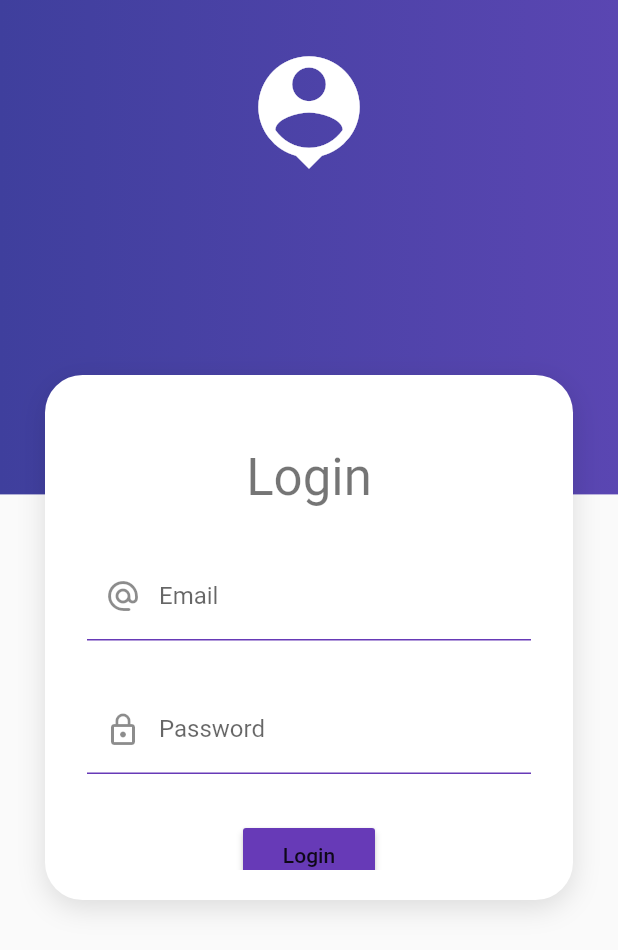
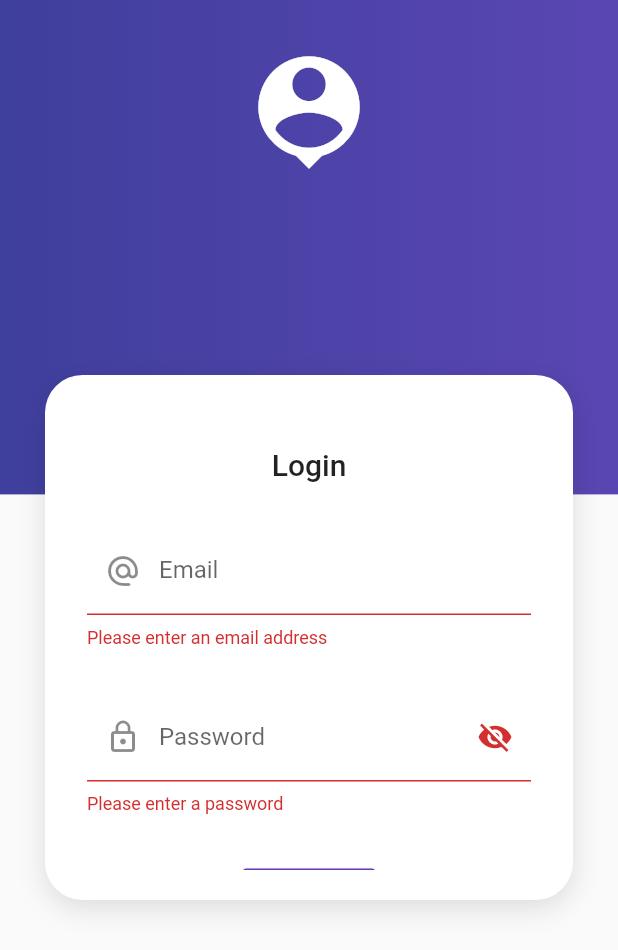
Before and after one commit to Ean1231/PimoApp, a Flutter app: the screen it shows after launch, after a tap on "Login", on a phone screen of 412 x 824 dp. Shown: the top 950 px of the screen. Run offline on Flutter 3.47's test engine with Material 2 defaults, Android fonts, the phone set to English and light mode, and no system bars.

Commit message:
Added validation

```diff
--- a/lib/screens/login_screen.dart
+++ b/lib/screens/login_screen.dart
@@ -1,8 +1,16 @@
 import 'package:flutter/material.dart';
 
-class LoginScreen extends StatelessWidget {
-  LoginScreen({super.key});
+class LoginScreen extends StatefulWidget {
+  LoginScreen({Key? key}) : super(key: key);
   final _formKey = GlobalKey<FormState>();
+  bool _passwordVisible = false;
+  @override
+  _LoginScreenState createState() => _LoginScreenState();
+}
+
+class _LoginScreenState extends State<LoginScreen> {
+  final _formKey = GlobalKey<FormState>();
+  bool _passwordVisible = false;
 
   @override
   Widget build(BuildContext context) {
@@ -12,7 +20,10 @@ class LoginScreen extends StatelessWidget {
         width: double.infinity,
         height: double.infinity,
         child: Stack(
-          children: [cajapurpura(size), personIcon(), loginForm(context),
+          children: [
+            cajapurpura(size),
+            personIcon(),
+            loginForm(context),
           ],
         ),
       ),
@@ -21,12 +32,14 @@ class LoginScreen extends StatelessWidget {
 
   // Methods
   Container cajapurpura(Size size) {
-      return   Container(
+    return Container(
       decoration: const BoxDecoration(
-                gradient: LinearGradient(colors: [
-                  Color.fromRGBO(63, 63,157, 1),
+        gradient: LinearGradient(
+          colors: [
+            Color.fromRGBO(63, 63, 157, 1),
             Color.fromRGBO(90, 70, 178, 1),
-                ])
+          ],
+        ),
       ),
       width: double.infinity,
       height: size.height * 0.4,
@@ -34,17 +47,15 @@ class LoginScreen extends StatelessWidget {
         children: [
           Positioned(
             top: 90,
-                  left:90,
-                  child:  Container(
+            left: 90,
+            child: Container(
               width: 100,
               height: 100,
               decoration: BoxDecoration(
                 borderRadius: BorderRadius.circular(100),
-                    // color: Color.fromARGB(255, 255, 255, 2)
               ),
-
-                  )
-                  )
+            ),
+          ),
         ],
       ),
     );
@@ -55,16 +66,12 @@ class LoginScreen extends StatelessWidget {
       child: Container(
         margin: const EdgeInsets.only(top: 30),
         width: double.infinity,
-                child: const Icon(
-                  Icons.person_pin,
-                  color: Colors.white,
-                  size: 90
-                  ),
+        child: const Icon(Icons.person_pin, color: Colors.white, size: 90),
       ),
     );
   }
 
-      Column loginForm(BuildContext context){
+  Column loginForm(BuildContext context) {
     return Column(
       children: [
         const SizedBox(height: 250),
@@ -80,8 +87,8 @@ class LoginScreen extends StatelessWidget {
               BoxShadow(
                 color: Colors.black12,
                 blurRadius: 15,
-                        offset: Offset(0,5)
-                      )
+                offset: Offset(0, 5),
+              ),
             ],
           ),
           child: SingleChildScrollView(
@@ -92,12 +99,13 @@ class LoginScreen extends StatelessWidget {
                   SizedBox(height: 20),
                   Text(
                     'Login',
-                             style: Theme.of(context).textTheme.headlineMedium),
+                    style: Theme.of(context).textTheme.headline6,
+                  ),
                   const SizedBox(height: 30),
-                             Form( key: key,
+                  Form(
+                    key: widget._formKey,
                     child: Column(
                       children: [
-
                         TextFormField(
                           validator: (value) {
                             if (value == null || value.isEmpty) {
@@ -118,27 +126,61 @@ class LoginScreen extends StatelessWidget {
                               borderSide: BorderSide(color: Colors.deepPurple),
                             ),
                             focusedBorder: UnderlineInputBorder(
-                    borderSide: BorderSide(color: Colors.deepPurple, width: 2),
+                              borderSide: BorderSide(
+                                color: Colors.deepPurple,
+                                width: 2,
+                              ),
                             ),
                             hintText: 'example@gmail.com',
                             labelText: 'Email',
                             prefixIcon: Icon(Icons.alternate_email_rounded),
                           ),
                         ),
-
                         const SizedBox(height: 30),
                         TextFormField(
+                          validator: (value) {
+                            if (value == null || value.isEmpty) {
+                              return 'Please enter a password';
+                            }
+                            if (value.length < 8) {
+                              return 'Password must be at least 8 characters long';
+                            }
+                            // Password validation pattern
+                            String passwordPattern =
+                                r'^(?=.*?[A-Z])(?=.*?[a-z])(?=.*?[0-9])(?=.*?[!@#\$&*~]).{8,}$';
+                            RegExp regExp = RegExp(passwordPattern);
+                            if (!regExp.hasMatch(value)) {
+                              return 'Password must contain at least one uppercase letter, one lowercase letter, one digit, and one special character';
+                            }
+                            return null; // Return null if the password is valid
+                          },
+                          obscureText: !_passwordVisible,
                           autocorrect: false,
-                                     decoration: const InputDecoration(
+                          decoration: InputDecoration(
                             enabledBorder: UnderlineInputBorder(
-                                         borderSide: BorderSide(color: Colors.deepPurple)
+                              borderSide: BorderSide(color: Colors.deepPurple),
                             ),
                             focusedBorder: UnderlineInputBorder(
                               borderSide: BorderSide(
-                                           color: Colors.deepPurple, width: 2 )) ,
-                                          hintText: "*******",
-                                          labelText: "Password",
+                                color: Colors.deepPurple,
+                                width: 2,
+                              ),
+                            ),
+                            hintText: '*******',
+                            labelText: 'Password',
                             prefixIcon: Icon(Icons.lock_outline),
+                            suffixIcon: IconButton(
+                              icon: Icon(
+                                _passwordVisible
+                                    ? Icons.visibility
+                                    : Icons.visibility_off,
+                              ),
+                              onPressed: () {
+                                setState(() {
+                                  _passwordVisible = !_passwordVisible;
+                                });
+                              },
+                            ),
                           ),
                         ),
                         SizedBox(height: 30),
@@ -146,30 +188,31 @@ class LoginScreen extends StatelessWidget {
                           mainAxisAlignment: MainAxisAlignment.center,
                           children: [
                             MaterialButton(
-                                          // shape: ShapeBorderClipper(shape: shape),
                               onPressed: () {
-                                            if(_formKey.currentState!.validate()){
-                                                return;
+                                if (widget._formKey.currentState!.validate()) {
+                                  ScaffoldMessenger.of(context).showSnackBar(
+                                    SnackBar(
+                                      content:
+                                          Text('Form is valid. Submitting...'),
+                                    ),
+                                  );
                                 }
                               },
                               child: Text('Login'),
                               color: Colors.deepPurple,
                             ),
                           ],
-                                    )
-                                 ],
                         ),
-                             )
                       ],
                     ),
                   ),
-                  )
+                ],
+              ),
+            ),
+          ),
         ),
         const SizedBox(height: 50),
-
-
       ],
     );
   }
-
 }
```
Also changed, not shown: pubspec.lock, 1 other file. Lines whose indentation alone changed are shown as unchanged.
